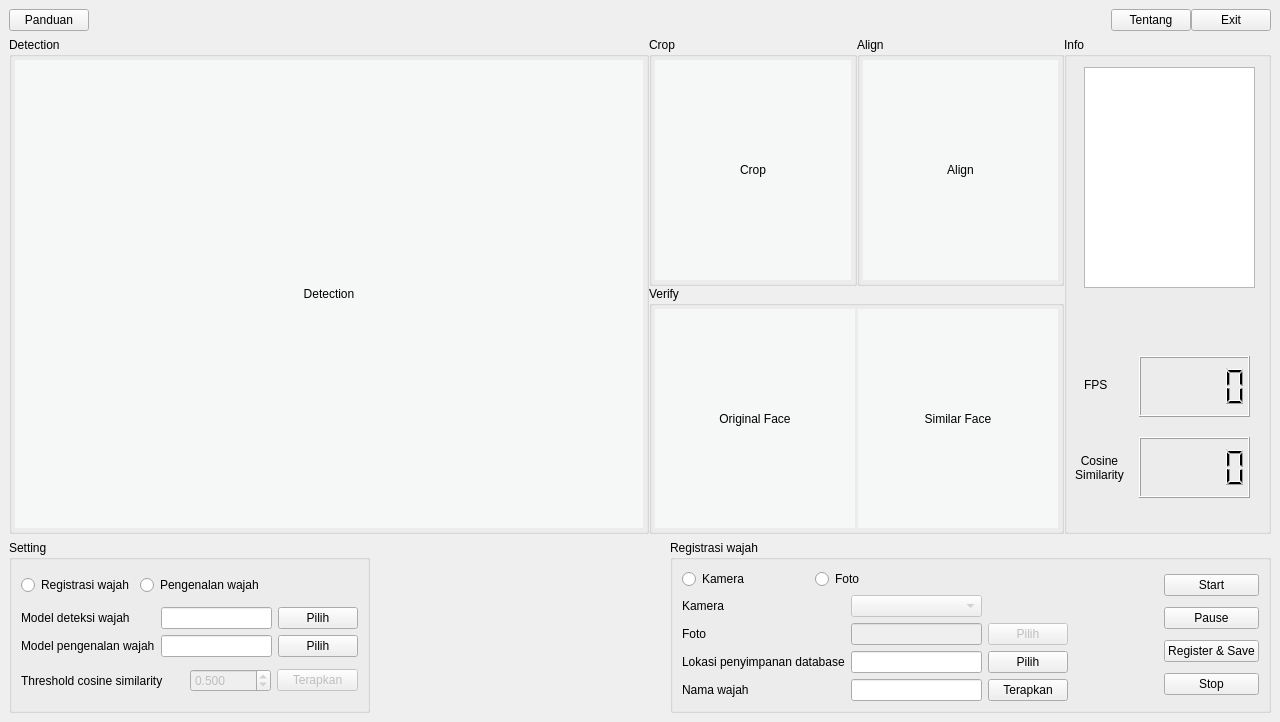
Above: desain_v3.ui from yusufpraditya/face-recognition-app before the change. Below: the same form after it.
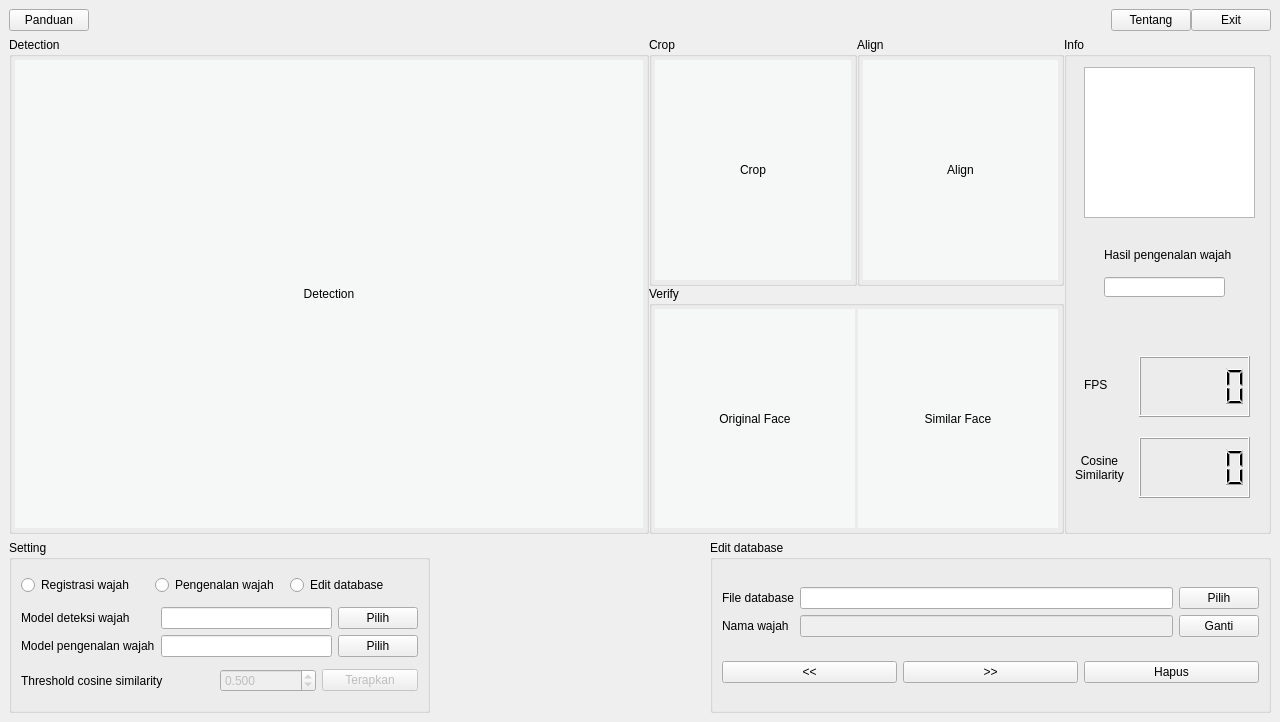
That is the form after the change.

The edit to the form file:
```diff
--- a/desain_v3.ui
+++ b/desain_v3.ui
@@ -347,15 +347,50 @@
           </property>
          </widget>
          <widget class="QListWidget" name="listDatabase">
+          <property name="enabled">
+           <bool>true</bool>
+          </property>
           <property name="geometry">
            <rect>
             <x>20</x>
             <y>30</y>
             <width>171</width>
-            <height>221</height>
+            <height>151</height>
            </rect>
           </property>
          </widget>
+         <widget class="QLabel" name="label_3">
+          <property name="geometry">
+           <rect>
+            <x>40</x>
+            <y>210</y>
+            <width>131</width>
+            <height>16</height>
+           </rect>
+          </property>
+          <property name="text">
+           <string>Hasil pengenalan wajah</string>
+          </property>
+         </widget>
+         <widget class="QLineEdit" name="lineHasilPengenalan">
+          <property name="enabled">
+           <bool>true</bool>
+          </property>
+          <property name="geometry">
+           <rect>
+            <x>40</x>
+            <y>240</y>
+            <width>121</width>
+            <height>20</height>
+           </rect>
+          </property>
+          <property name="alignment">
+           <set>Qt::AlignCenter</set>
+          </property>
+          <property name="readOnly">
+           <bool>true</bool>
+          </property>
+         </widget>
         </widget>
        </item>
       </layout>
@@ -366,7 +401,7 @@
       <property name="layoutDirection">
        <enum>Qt::LeftToRight</enum>
       </property>
-      <layout class="QHBoxLayout" name="horizontalLayout_7" stretch="0,2,4">
+      <layout class="QHBoxLayout" name="horizontalLayout_7" stretch="3,2,4">
        <property name="spacing">
         <number>0</number>
        </property>
@@ -505,7 +540,7 @@
            </layout>
           </item>
           <item row="0" column="0">
-           <layout class="QHBoxLayout" name="horizontalLayout_10" stretch="1,2">
+           <layout class="QHBoxLayout" name="horizontalLayout_10" stretch="1,1,1">
             <item>
              <widget class="QRadioButton" name="btnRegistrasi">
               <property name="text">
@@ -532,6 +567,13 @@
               </property>
              </widget>
             </item>
+            <item>
+             <widget class="QRadioButton" name="btnEditDB">
+              <property name="text">
+               <string>Edit database</string>
+              </property>
+             </widget>
+            </item>
            </layout>
           </item>
          </layout>
@@ -565,7 +607,7 @@
           </size>
          </property>
          <property name="currentIndex">
-          <number>0</number>
+          <number>2</number>
          </property>
          <widget class="QWidget" name="page">
           <layout class="QHBoxLayout" name="horizontalLayout_8">
@@ -665,7 +707,7 @@
                 </property>
                 <property name="sizeHint" stdset="0">
                  <size>
-                  <width>90</width>
+                  <width>50</width>
                   <height>20</height>
                  </size>
                 </property>
@@ -921,6 +963,101 @@
            </item>
           </layout>
          </widget>
+         <widget class="QWidget" name="page_3">
+          <layout class="QHBoxLayout" name="horizontalLayout_13">
+           <property name="spacing">
+            <number>0</number>
+           </property>
+           <property name="leftMargin">
+            <number>0</number>
+           </property>
+           <property name="topMargin">
+            <number>0</number>
+           </property>
+           <property name="rightMargin">
+            <number>0</number>
+           </property>
+           <property name="bottomMargin">
+            <number>0</number>
+           </property>
+           <item>
+            <widget class="QGroupBox" name="groupBox_5">
+             <property name="title">
+              <string>Edit database</string>
+             </property>
+             <layout class="QGridLayout" name="gridLayout_11">
+              <item row="0" column="0">
+               <layout class="QGridLayout" name="gridLayout_10">
+                <item row="0" column="0">
+                 <widget class="QLabel" name="label_4">
+                  <property name="text">
+                   <string>File database</string>
+                  </property>
+                 </widget>
+                </item>
+                <item row="0" column="1">
+                 <widget class="QLineEdit" name="lnEditFileDB"/>
+                </item>
+                <item row="0" column="2">
+                 <widget class="QPushButton" name="btnEditFileDB">
+                  <property name="text">
+                   <string>Pilih</string>
+                  </property>
+                 </widget>
+                </item>
+                <item row="1" column="0">
+                 <widget class="QLabel" name="label_5">
+                  <property name="text">
+                   <string>Nama wajah</string>
+                  </property>
+                 </widget>
+                </item>
+                <item row="1" column="1">
+                 <widget class="QLineEdit" name="lnEditNama">
+                  <property name="enabled">
+                   <bool>false</bool>
+                  </property>
+                 </widget>
+                </item>
+                <item row="1" column="2">
+                 <widget class="QPushButton" name="btnEditNama">
+                  <property name="text">
+                   <string>Ganti</string>
+                  </property>
+                 </widget>
+                </item>
+               </layout>
+              </item>
+              <item row="1" column="0">
+               <layout class="QHBoxLayout" name="horizontalLayout_14">
+                <item>
+                 <widget class="QPushButton" name="btnPrevFrame">
+                  <property name="text">
+                   <string>&lt;&lt;</string>
+                  </property>
+                 </widget>
+                </item>
+                <item>
+                 <widget class="QPushButton" name="btnNextFrame">
+                  <property name="text">
+                   <string>&gt;&gt;</string>
+                  </property>
+                 </widget>
+                </item>
+                <item>
+                 <widget class="QPushButton" name="btnHapusFrame">
+                  <property name="text">
+                   <string>Hapus</string>
+                  </property>
+                 </widget>
+                </item>
+               </layout>
+              </item>
+             </layout>
+            </widget>
+           </item>
+          </layout>
+         </widget>
         </widget>
        </item>
       </layout>
```
